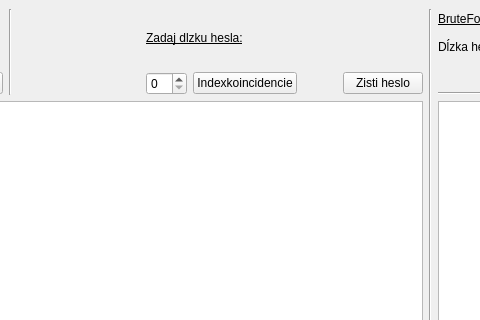
First picture: the form in cryptograf.ui, repository slawfik/Cryptograf, before the edit; both pictures show x 86 to 566 and y 0 to 320 of the 1001 by 700 pixel window.
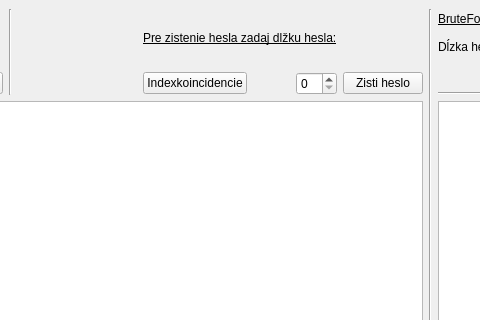
Second picture: the form after the edit.

Diff of the .ui file:
```diff
--- a/cryptograf.ui
+++ b/cryptograf.ui
@@ -156,9 +156,6 @@
         </item>
         <item row="1" column="4" colspan="3">
          <layout class="QHBoxLayout" name="horizontalLayout">
-          <item>
-           <widget class="QSpinBox" name="spinBox_pasLenCrypted"/>
-          </item>
           <item>
            <widget class="QPushButton" name="pushButton">
             <property name="text">
@@ -179,6 +176,9 @@
             </property>
            </spacer>
           </item>
+          <item>
+           <widget class="QSpinBox" name="spinBox_pasLenCrypted"/>
+          </item>
          </layout>
         </item>
         <item row="0" column="1" rowspan="2">
@@ -196,7 +196,7 @@
            </font>
           </property>
           <property name="text">
-           <string>Zadaj dlzku hesla:</string>
+           <string>Pre zistenie hesla zadaj dlžku hesla:</string>
           </property>
          </widget>
         </item>
```
Left out of the diff: 3 changed lines with no effect on the pictures.
